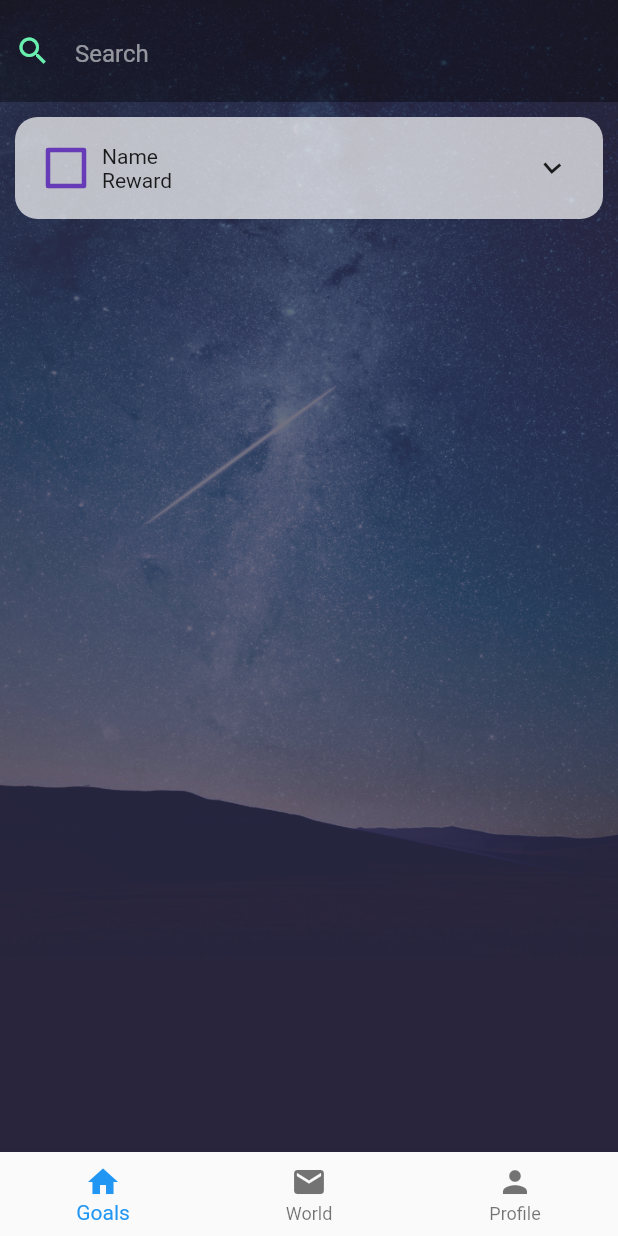
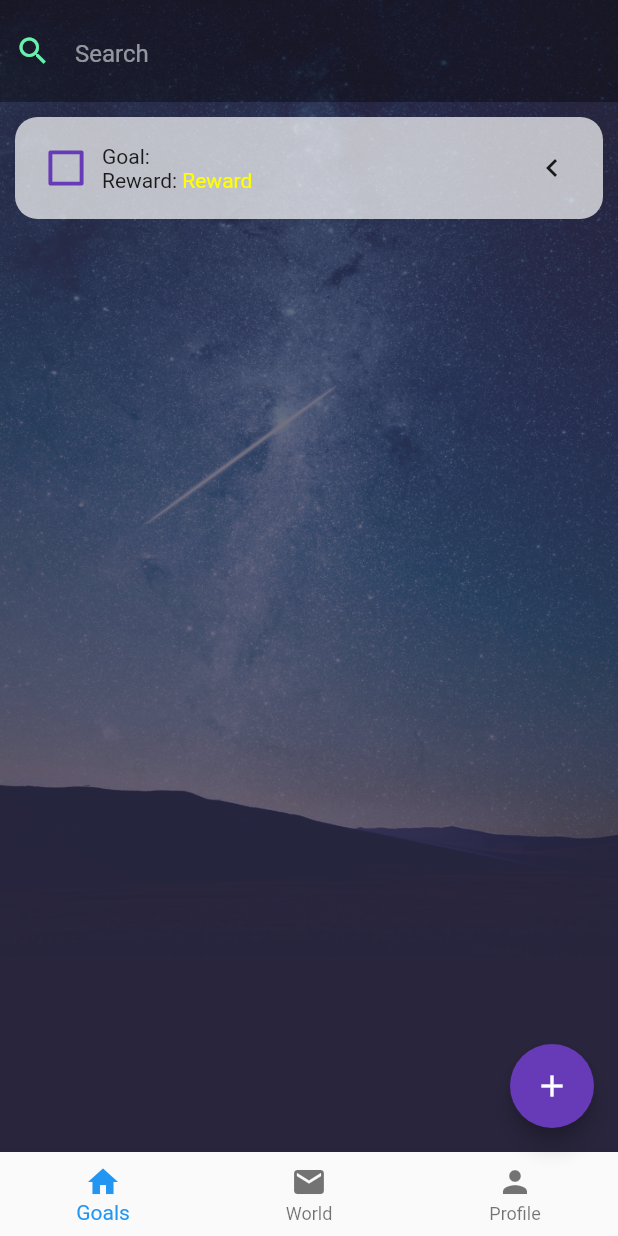
Before and after one commit to DevEngage/engage_library, a Flutter app: the screen it shows after launch, on a phone screen of 412 x 824 dp. Run offline on Flutter 3.47's test engine with Material 2 defaults, Android fonts, the phone set to English and light mode, and no system bars; our stand-ins replace flutter_hooks; missing offline and left inert: engagefire.

Commit message:
working on list

```diff
--- a/lib/main.dart
+++ b/lib/main.dart
@@ -108,6 +108,11 @@ class _MyHomePageState extends State<MyHomePage> {
     //         ),
     //  ),
      body: _children[_currentIndex], // new
+     floatingActionButton: _currentIndex == 0 ? FloatingActionButton(
+       backgroundColor: Colors.deepPurple,
+       child: Icon(Icons.add),
+       onPressed: () => true,
+     ) : null,
      bottomNavigationBar: BottomNavigationBar(
        onTap: onTabTapped, // new
        currentIndex: _currentIndex, // new
--- a/lib/widgets/goal_item.dart
+++ b/lib/widgets/goal_item.dart
@@ -6,9 +6,10 @@ class GoalItem extends HookWidget {
 
   @override
   Widget build(BuildContext context) {
+    final expended = useState(false);
 
 
-    return Column(children: <Widget>[
+    return GestureDetector(onTap: () => expended.value = !expended.value, child: Column(children: <Widget>[
       Row(children: <Widget>[
         Expanded(child: Container(
         margin: const EdgeInsets.all(10),
@@ -20,24 +21,32 @@ class GoalItem extends HookWidget {
                         const Radius.circular(15.0))),
         child: Row(children: <Widget>[
 
-          Transform.scale(
-                scale: 1.5, child:
+          Container(child:
+            Transform.scale(
+                scale: 1.3, child:
                 Theme(
                   data: ThemeData(unselectedWidgetColor: Colors.deepPurple),
                   child: Checkbox(value: false, tristate: false, onChanged: (bool newVal) => true, ))),
-          Column(crossAxisAlignment: CrossAxisAlignment.start, children: <Widget>[
-            Text('Name'),
-            Text('Reward')
-          ],),
-          Expanded(child: Row(mainAxisAlignment: MainAxisAlignment.end, children: <Widget>[
-            Transform.rotate(angle: -1.5, child: IconButton(icon: Icon(Icons.chevron_left), onPressed: () => true,),),
+          ),
 
-          ],)),
+          Expanded( child: Row(children: <Widget>[
+            Column(crossAxisAlignment: CrossAxisAlignment.start, children: <Widget>[
+              Text('Goal: '),
+              Wrap(children: <Widget>[ Text('Reward: '), Text('Reward', style: TextStyle(color: Colors.yellowAccent),)],),
+            ],),
+            Expanded(child: Row(mainAxisAlignment: MainAxisAlignment.end, children: <Widget>[
+              Transform.rotate(angle: expended.value ? -1.6 : 0, child: IconButton(icon: Icon(Icons.chevron_left), onPressed: () => true,),),
+
+            ],)),
+          ],) ),
+
+
         ],),
         ),),]),
 
+
         // add subitems
-      ],);
+      ],));
        // ListView.builder()
   }
 
```
